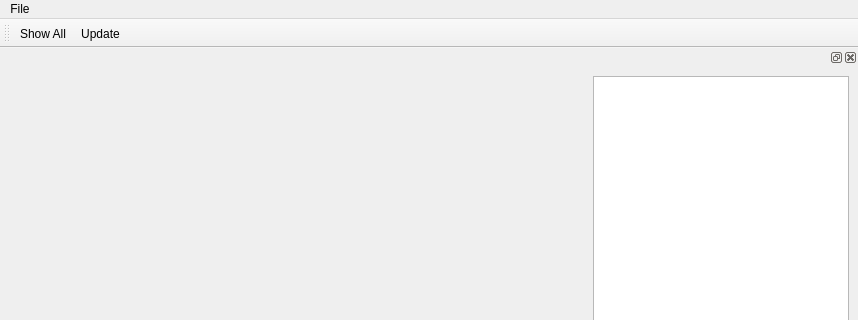
Old version of the form qt_output.ui in the repository oliver/timeplot; both pictures show x 0 to 858 and y 0 to 320 of the 858 by 678 pixel window.
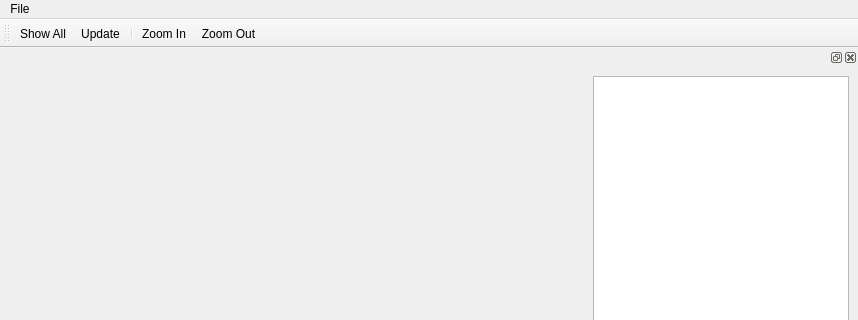
New version of the form. Custom widgets are drawn as their Qt base class.

Commit message: QtOutput: add Zoom In/Out buttons

```diff
--- a/qt_output.ui
+++ b/qt_output.ui
@@ -64,6 +64,9 @@
    </attribute>
    <addaction name="actionShowAll"/>
    <addaction name="actionUpdate"/>
+   <addaction name="separator"/>
+   <addaction name="actionZoomIn"/>
+   <addaction name="actionZoomOut"/>
   </widget>
   <widget class="QDockWidget" name="dockWidget">
    <attribute name="dockWidgetArea">
@@ -98,6 +101,19 @@
     <string>Show All</string>
    </property>
   </action>
+  <action name="actionZoomIn">
+   <property name="text">
+    <string>Zoom In</string>
+   </property>
+  </action>
+  <action name="actionZoomOut">
+   <property name="text">
+    <string>Zoom Out</string>
+   </property>
+   <property name="toolTip">
+    <string>Zoom Out</string>
+   </property>
+  </action>
  </widget>
  <customwidgets>
   <customwidget>
```
The commit also changes 2 other files.
